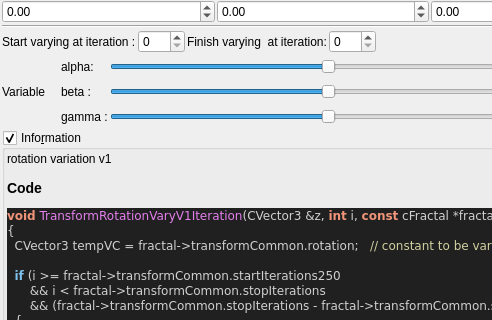
Old version of the form mandelbulber2/qt_data/fractal_transf_rotation_varyV1.ui in the repository buddhi1980/mandelbulber2; both pictures show x 0 to 492 and y 115 to 435 of the 646 by 740 pixel window.
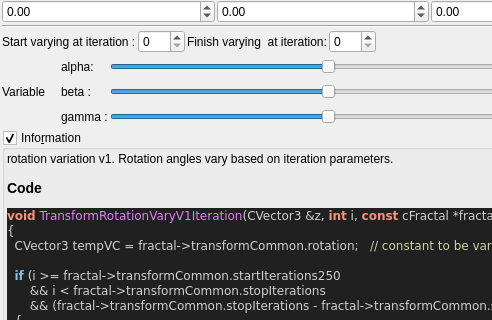
New version of the form. Custom widgets are drawn as their Qt base class.

```diff
--- a/mandelbulber2/qt_data/fractal_transf_rotation_varyV1.ui
+++ b/mandelbulber2/qt_data/fractal_transf_rotation_varyV1.ui
@@ -468,7 +468,7 @@
       <item>
        <widget class="QLabel" name="label_code_content">
         <property name="text">
-         <string>&lt;p&gt;rotation variation v1&lt;/p&gt;&lt;table&gt;
+         <string>&lt;p&gt;rotation variation v1. Rotation angles vary based on iteration parameters.&lt;/p&gt;&lt;table&gt;
 &lt;/table&gt;
 &lt;h3&gt;Code&lt;/h3&gt;
 &lt;!DOCTYPE HTML PUBLIC &quot;-//W3C//DTD HTML 4.0 Transitional//EN&quot;&gt;
```
